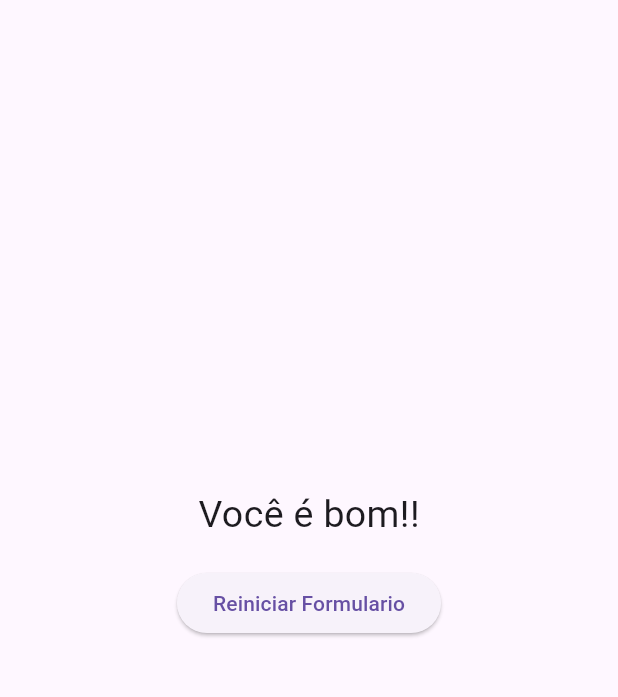
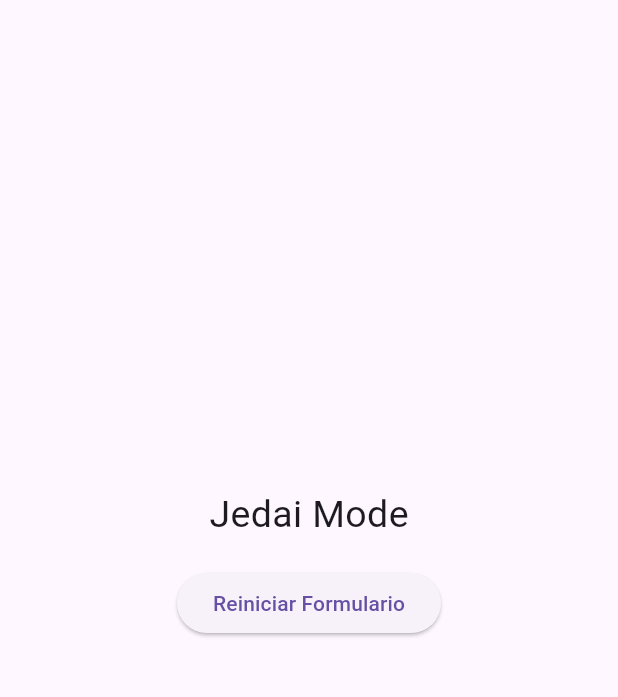
Before and after one commit to bielpdev/APP-Quiz, a Flutter app: the screen it shows after launch, after a tap on "Preto", after a tap on "Cobra", after a tap on "Leo", on a phone screen of 412 x 824 dp, the part 84-781 px from its top. Run offline on Flutter 3.47's test engine with Material 3 defaults, Android fonts, the phone set to English and light mode, and no system bars.

Commit message:
Atualização de codigo

```diff
--- a/lib/home_page.dart
+++ b/lib/home_page.dart
@@ -4,40 +4,40 @@ import 'package:app_quiz2024/resultado.dart';
 import 'package:flutter/material.dart';
 
 class HomePage extends StatefulWidget {
-  HomePage({required this.nota});
-  int nota;
+  const HomePage({super.key});
   @override
   State<HomePage> createState() => _HomePageState();
 }
 
 class _HomePageState extends State<HomePage> {
   var perguntaSelecionada = 0;
+  int notatotal = 0;
   final List<Map<String, Object>> perguntas = [
     {
       'texto': 'Qual é a sua cor favorita ?',
       'respostas': [
-        {'texto': 'Preto', 'nota': 5},
-        {'texto': 'Vermelho', 'nota': 6},
+        {'texto': 'Preto', 'nota': 1},
+        {'texto': 'Vermelho', 'nota': 2},
         {'texto': 'Verde', 'nota': 3},
-        {'texto': 'Branco', 'nota': 7},
+        {'texto': 'Branco', 'nota': 2},
       ],
     },
     {
       'texto': 'Qual é o seu animal favorito ?',
       'respostas': [
-        {'texto': 'Coelho', 'nota': 7},
-        {'texto': 'Cobra', 'nota': 9},
-        {'texto': 'Elefante', 'nota': 5},
-        {'texto': 'Leao', 'nota': 12},
+        {'texto': 'Coelho', 'nota': 2},
+        {'texto': 'Cobra', 'nota': 7},
+        {'texto': 'Elefante', 'nota': 2},
+        {'texto': 'Leao', 'nota': 1},
       ],
     },
     {
       'texto': 'Qual seu instrutor favorito?',
       'respostas': [
-        {'texto': 'Joao', 'nota': 12},
-        {'texto': 'Maria', 'nota': 11},
-        {'texto': 'Leo', 'nota': 8},
-        {'texto': 'Pedro', 'nota': 17},
+        {'texto': 'Joao', 'nota': 3},
+        {'texto': 'Maria', 'nota': 4},
+        {'texto': 'Leo', 'nota': 2},
+        {'texto': 'Pedro', 'nota': 5},
       ],
     },
   ];
@@ -46,7 +46,7 @@ class _HomePageState extends State<HomePage> {
     if (temPerguntaSelecionada) {
       setState(() {
         perguntaSelecionada++;
-        nota += nota;
+        notatotal += nota;
       });
     }
     print(nota);
@@ -68,7 +68,7 @@ class _HomePageState extends State<HomePage> {
     return Scaffold(
         appBar: AppBar(
           backgroundColor: Colors.blue,
-          title: Center(
+          title: const Center(
             child: Text(style: TextStyle(color: Colors.white), 'Perguntas'),
           ),
         ),
@@ -77,6 +77,6 @@ class _HomePageState extends State<HomePage> {
                 perguntaSeleciona: perguntaSelecionada,
                 responder: responder,
                 perguntas: perguntas)
-            : Result(nota, reiniciarForm));
+            : Result(notatotal, reiniciarForm));
   }
 }
--- a/lib/main.dart
+++ b/lib/main.dart
@@ -5,7 +5,7 @@ int nota = 0;
 
 void main() {
   runApp(
-    MaterialApp(
+    const MaterialApp(
       debugShowCheckedModeBanner: false,
       home: StartPage(),
     ),
@@ -17,8 +17,6 @@ class StartPage extends StatelessWidget {
 
   @override
   Widget build(BuildContext context) {
-    return HomePage(
-      nota: nota,
-    );
+    return const HomePage();
   }
 }
--- a/lib/questionario.dart
+++ b/lib/questionario.dart
@@ -4,7 +4,8 @@ import 'package:flutter/material.dart';
 
 class Questionario extends StatelessWidget {
   const Questionario(
-      {required this.perguntaSeleciona,
+      {super.key,
+      required this.perguntaSeleciona,
       required this.responder,
       required this.perguntas});
 
@@ -13,7 +14,7 @@ class Questionario extends StatelessWidget {
   final void Function(int) responder;
 
   bool get temPerguntaSeleciona {
-    Text('data');
+    const Text('data');
     return perguntaSeleciona < perguntas.length;
   }
 
@@ -26,11 +27,11 @@ class Questionario extends StatelessWidget {
 
     return Column(
       children: [
-        Questao(perguntas[perguntaSeleciona]['texto'] as String),
+        Questao(perguntas[perguntaSeleciona]['texto'].toString()),
         ...respostas.map((resp) {
           return Resposta(
-            resp['texto'] as String,
-            () => responder(resp['nota'] as int),
+            resp['texto'].toString(),
+            () => responder(int.parse(resp['nota'].toString())),
           );
         }),
       ],
--- a/lib/resultado.dart
+++ b/lib/resultado.dart
@@ -1,23 +1,18 @@
-import 'package:app_quiz2024/main.dart';
 import 'package:flutter/material.dart';
 
-class Result extends StatefulWidget {
-  int nota;
+class Result extends StatelessWidget {
+  int notatotal;
+
   final void Function() reiniciarForm;
-  Result(this.nota, this.reiniciarForm);
+  Result(this.notatotal, this.reiniciarForm, {super.key});
 
-  @override
-  State<Result> createState() => _ResultState();
-}
-
-class _ResultState extends State<Result> {
   String get fraseResult {
-    if (nota < 8) {
+    if (notatotal < 8) {
       return 'Você é bom!!';
-    } else if (nota < 27) {
+    } else if (notatotal < 15) {
       return 'Jedai Mode';
-    } else if (nota < 22) {
-      return 'Quase lá!';
+    } else if (notatotal < 20) {
+      return 'VC é o melhor!';
     } else {
       return 'MAGNIFICOO';
     }
@@ -31,14 +26,14 @@ class _ResultState extends State<Result> {
         Center(
           child: Text(
             fraseResult,
-            style: TextStyle(fontSize: 25),
+            style: const TextStyle(fontSize: 25),
           ),
         ),
         Padding(
           padding: const EdgeInsets.all(17.0),
           child: ElevatedButton(
-              onPressed: widget.reiniciarForm,
-              child: Text('Reiniciar Formulario')),
+              onPressed: reiniciarForm,
+              child: const Text('Reiniciar Formulario')),
         )
       ],
     );
```
Also changed, not shown: pubspec.lock.
